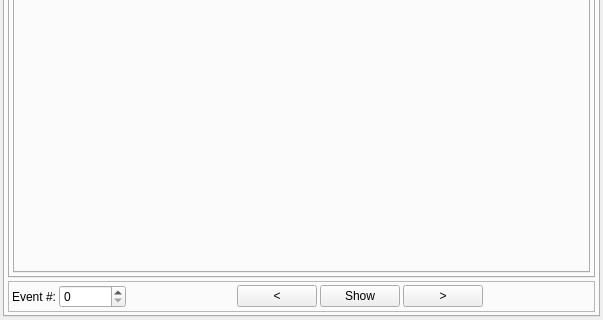
First picture: the form in ants3bundle/src/ants3/gui/photsim/aphotsimwin.ui, repository andrmor/ANTS3bundle, before the edit; both pictures show x 0 to 603 and y 335 to 655 of the 603 by 655 pixel window.
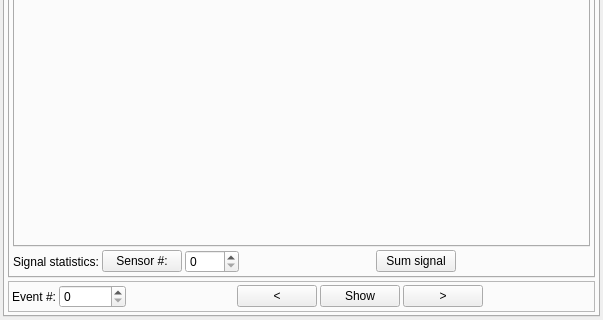
Second picture: the form after the edit. The open tabs and pages were chosen to show the change.

Commit message: add sensor signal hist visualisation

The edit to the form file:
```diff
--- a/ants3bundle/src/ants3/gui/photsim/aphotsimwin.ui
+++ b/ants3bundle/src/ants3/gui/photsim/aphotsimwin.ui
@@ -4402,6 +4402,70 @@
               </widget>
              </widget>
             </item>
+            <item>
+             <layout class="QHBoxLayout" name="horizontalLayout_65">
+              <property name="topMargin">
+               <number>0</number>
+              </property>
+              <item>
+               <widget class="QLabel" name="label_5">
+                <property name="text">
+                 <string>Signal statistics:</string>
+                </property>
+               </widget>
+              </item>
+              <item>
+               <widget class="QPushButton" name="pbSensorStatIndividual">
+                <property name="text">
+                 <string>Sensor #:</string>
+                </property>
+               </widget>
+              </item>
+              <item>
+               <widget class="QSpinBox" name="sbSensorStatIndividual">
+                <property name="maximum">
+                 <number>9999</number>
+                </property>
+               </widget>
+              </item>
+              <item>
+               <spacer name="horizontalSpacer_71">
+                <property name="orientation">
+                 <enum>Qt::Orientation::Horizontal</enum>
+                </property>
+                <property name="sizeHint" stdset="0">
+                 <size>
+                  <width>40</width>
+                  <height>20</height>
+                 </size>
+                </property>
+               </spacer>
+              </item>
+              <item>
+               <widget class="QPushButton" name="pbSensorStatGroup">
+                <property name="toolTip">
+                 <string>Respects selected sensor group</string>
+                </property>
+                <property name="text">
+                 <string>Sum signal</string>
+                </property>
+               </widget>
+              </item>
+              <item>
+               <spacer name="horizontalSpacer_72">
+                <property name="orientation">
+                 <enum>Qt::Orientation::Horizontal</enum>
+                </property>
+                <property name="sizeHint" stdset="0">
+                 <size>
+                  <width>40</width>
+                  <height>20</height>
+                 </size>
+                </property>
+               </spacer>
+              </item>
+             </layout>
+            </item>
            </layout>
           </widget>
           <widget class="QWidget" name="tab_5">
```
Left out of the diff: 2 changed lines with no effect on the pictures. The commit also changes 2 other files.
